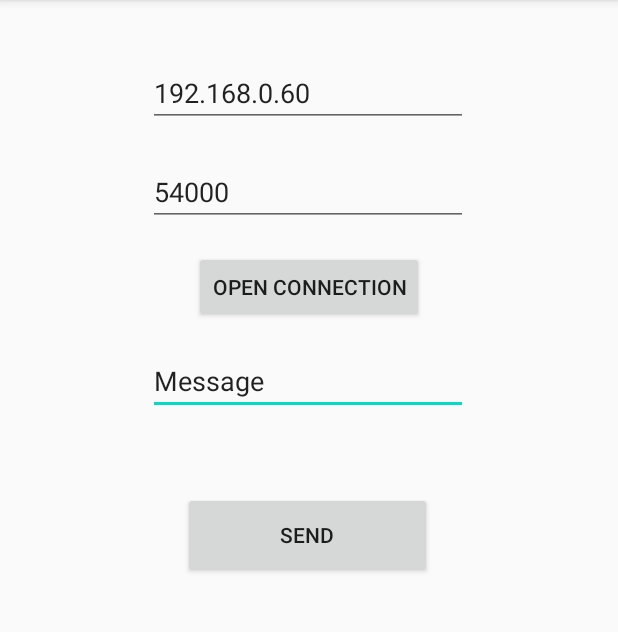
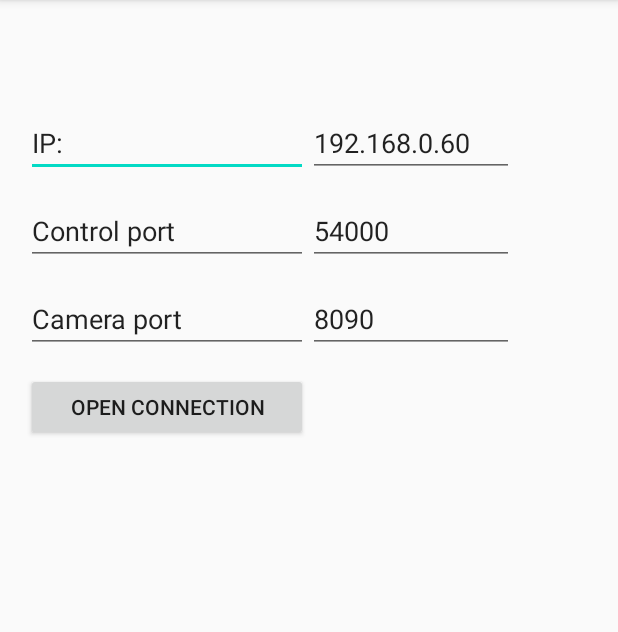
Before and after one commit to Wamacava/SpiderAndroidApp, an Android app: the screen it shows after launch (MainActivity), on a phone screen of 412 x 824 dp, the part 84-716 px from its top. Run offline under Robolectric (Android 15) with nearby library versions, the phone set to English and light mode, and no system bars.

Commit message:
Add second screen and make tcp handler class

```diff
--- a/app/src/main/java/com/example/spiderrobotandroid/MainActivity.java
+++ b/app/src/main/java/com/example/spiderrobotandroid/MainActivity.java
@@ -2,6 +2,7 @@ package com.example.spiderrobotandroid;
 
 import androidx.appcompat.app.AppCompatActivity;
 
+import android.content.Intent;
 import android.os.AsyncTask;
 import android.os.Bundle;
 import android.view.View;
@@ -15,62 +16,42 @@ import java.net.UnknownHostException;
 
 public class MainActivity extends AppCompatActivity {
     public String ip;
-    public String port;
-    public String message;
-    public Socket s;
-    public PrintWriter pw;
+    public String controlPort;
+    public String cameraPort;
+
 
     @Override
     protected void onCreate(Bundle savedInstanceState) {
         super.onCreate(savedInstanceState);
         setContentView(R.layout.activity_main);
-        final EditText inputText = (EditText)findViewById(R.id.editTextMessage);
         final EditText inputTextIP = (EditText)findViewById(R.id.editTextIP);
-        final EditText inputTextPort = (EditText)findViewById(R.id.editTextPort);
-        final Button clickable = (Button)findViewById(R.id.button);
+        final EditText inputTextPortControl = (EditText)findViewById(R.id.editTextPort);
+        final EditText inputTextPortCamera = (EditText)findViewById(R.id.editTextPortCamera);
         final Button clickableConnection = (Button)findViewById(R.id.button2);
-        clickable.setOnClickListener(new View.OnClickListener(){
-            public void onClick(View v){
-                send sendcode = new send();
-                message = inputText.getText().toString();
-                ip = inputTextIP.getText().toString();
-                port = inputTextPort.getText().toString();
-                sendcode.execute();
-            }
-        });
+
         clickableConnection.setOnClickListener(new View.OnClickListener(){
             public void onClick(View v){
                 openConnection conn = new openConnection();
                 ip = inputTextIP.getText().toString();
-                port = inputTextPort.getText().toString();
+                controlPort = inputTextPortControl.getText().toString();
                 conn.execute();
+                openControlScreen();
             }
         });
     }
-    class send extends AsyncTask<Void,Void,Void> {
-        @Override
-        protected Void doInBackground(Void...params) {
 
-            pw.write(message);
-            pw.flush();
-            return null;
-        }
+    public void openControlScreen(){
+        Intent intent = new Intent(this, ControlScreen.class);
+        startActivity(intent);
     }
+
 
     class openConnection extends AsyncTask<Void,Void,Void> {
 
         @Override
         protected Void doInBackground(Void...params) {
-            try {
-                s = new Socket(ip, Integer.parseInt(port));
-                pw = new PrintWriter(s.getOutputStream());
-            } catch (UnknownHostException e) {
-                System.out.println("Fail");
-                e.printStackTrace();
-            } catch (IOException e) {
-                System.out.println("Fail");
-                e.printStackTrace();
-            }
+            TcpSocketHandler s = ( (TcpSocketHandler) getApplicationContext());
+            s.openSocket(ip, Integer.parseInt(controlPort));
             return null;
         }
     }
--- /dev/null
+++ b/app/src/main/java/com/example/spiderrobotandroid/TcpSocketHandler.java
@@ -0,0 +1,40 @@
+package com.example.spiderrobotandroid;
+
+import android.app.Application;
+
+import java.io.IOException;
+import java.io.PrintWriter;
+import java.net.Socket;
+import java.net.UnknownHostException;
+
+/*
+ * Description of what is going on here:
+ * https://www.intertech.com/Blog/androids-application-class/
+ */
+
+public class TcpSocketHandler extends Application {
+
+     private Socket s;
+     private PrintWriter pw;
+
+     public void openSocket(String ip, int port)
+     {
+         try {
+             s = new Socket(ip, port);
+             pw = new PrintWriter(s.getOutputStream());
+         } catch (UnknownHostException e) {
+             System.out.println("Fail");
+             e.printStackTrace();
+         } catch (IOException e) {
+             System.out.println("Fail");
+             e.printStackTrace();
+         }
+     }
+
+     public void sendMessage(String message){
+         pw.write(message);
+         pw.flush();
+     }
+
+
+}
--- a/app/src/main/res/layout/activity_main.xml
+++ b/app/src/main/res/layout/activity_main.xml
@@ -1,73 +1,139 @@
 <?xml version="1.0" encoding="utf-8"?>
-<androidx.constraintlayout.widget.ConstraintLayout xmlns:android="http://schemas.android.com/apk/res/android"
+<RelativeLayout xmlns:android="http://schemas.android.com/apk/res/android"
     xmlns:app="http://schemas.android.com/apk/res-auto"
     xmlns:tools="http://schemas.android.com/tools"
     android:layout_width="match_parent"
     android:layout_height="match_parent"
     tools:context=".MainActivity">
 
+
+    <TableLayout
+        android:layout_width="399dp"
+        android:layout_height="681dp"
+        android:layout_alignParentStart="true"
+        android:layout_alignParentLeft="true"
+        android:layout_alignParentTop="true"
+        android:layout_centerHorizontal="true"
+        android:layout_marginStart="17dp"
+        android:layout_marginLeft="17dp"
+        android:layout_marginTop="59dp">
+
+        <!-- IP -->
+        <TableRow
+            android:layout_width="match_parent"
+            android:layout_height="match_parent">
+            <Space
+                android:layout_width="match_parent"
+                android:layout_height="13dp" />
+        </TableRow>
+        <TableRow
+            android:layout_width="match_parent"
+            android:layout_height="match_parent">
+
             <EditText
-        android:id="@+id/editTextMessage"
-        android:layout_width="wrap_content"
+                android:id="@+id/editTextTextPersonName"
+                android:layout_width="185dp"
                 android:layout_height="wrap_content"
                 android:ems="10"
                 android:inputType="textPersonName"
-        android:text="Message"
-        app:layout_constraintBottom_toBottomOf="parent"
-        app:layout_constraintEnd_toEndOf="parent"
-        app:layout_constraintHorizontal_bias="0.497"
-        app:layout_constraintStart_toStartOf="parent"
-        app:layout_constraintTop_toTopOf="parent"
-        app:layout_constraintVertical_bias="0.32" />
-
-    <Button
-        android:id="@+id/button"
-        android:layout_width="166dp"
-        android:layout_height="57dp"
-        android:text="Send"
-        app:layout_constraintBottom_toBottomOf="parent"
-        app:layout_constraintEnd_toEndOf="parent"
-        app:layout_constraintHorizontal_bias="0.497"
-        app:layout_constraintStart_toStartOf="parent"
-        app:layout_constraintTop_toBottomOf="@+id/editTextMessage"
-        app:layout_constraintVertical_bias="0.118" />
+                android:text="IP:" />
 
             <EditText
                 android:id="@+id/editTextIP"
-        android:layout_width="wrap_content"
+                android:layout_width="137dp"
                 android:layout_height="wrap_content"
                 android:ems="10"
                 android:inputType="textPersonName"
-        android:text="192.168.0.60"
-        app:layout_constraintBottom_toTopOf="@+id/editTextMessage"
-        app:layout_constraintEnd_toEndOf="parent"
-        app:layout_constraintHorizontal_bias="0.497"
-        app:layout_constraintStart_toStartOf="parent"
-        app:layout_constraintTop_toTopOf="parent"
-        app:layout_constraintVertical_bias="0.211" />
+                android:text="192.168.0.60" />
+
+        </TableRow>
+
+
+        <!-- Port control -->
+        <TableRow
+            android:layout_width="match_parent"
+            android:layout_height="match_parent">
+            <Space
+                android:layout_width="match_parent"
+                android:layout_height="13dp" />
+        </TableRow>
+        <TableRow
+            android:layout_width="match_parent"
+            android:layout_height="match_parent">
+
+            <EditText
+                android:id="@+id/editTextTextPersonName2"
+                android:layout_width="143dp"
+                android:layout_height="wrap_content"
+                android:ems="10"
+                android:inputType="textPersonName"
+                android:text="Control port" />
+
 
             <EditText
                 android:id="@+id/editTextPort"
-        android:layout_width="wrap_content"
+                android:layout_width="114dp"
                 android:layout_height="wrap_content"
                 android:ems="10"
                 android:inputType="textPersonName"
                 android:text="54000"
-        app:layout_constraintBottom_toTopOf="@+id/editTextMessage"
-        app:layout_constraintEnd_toEndOf="parent"
-        app:layout_constraintHorizontal_bias="0.497"
-        app:layout_constraintStart_toStartOf="parent"
-        app:layout_constraintTop_toBottomOf="@+id/editTextIP"
-        app:layout_constraintVertical_bias="0.205" />
+                app:layout_constraintEnd_toEndOf="parent" />
+
+
+        </TableRow>
+
+        <!-- Port camera -->
+        <TableRow
+            android:layout_width="match_parent"
+            android:layout_height="match_parent">
+            <Space
+                android:layout_width="match_parent"
+                android:layout_height="13dp" />
+        </TableRow>
+        <TableRow
+            android:layout_width="match_parent"
+            android:layout_height="match_parent">
+
+            <EditText
+                android:id="@+id/editTextTextPersonName3"
+                android:layout_width="124dp"
+                android:layout_height="wrap_content"
+                android:ems="10"
+                android:inputType="textPersonName"
+                android:text="Camera port"
+                app:layout_constraintStart_toStartOf="parent" />
+
+            <EditText
+                android:id="@+id/editTextPortCamera"
+                android:layout_width="68dp"
+                android:layout_height="wrap_content"
+                android:ems="10"
+                android:inputType="textPersonName"
+                android:text="8090" />
+
+        </TableRow>
+
+        <!-- button -->
+        <TableRow
+            android:layout_width="match_parent"
+            android:layout_height="match_parent">
+            <Space
+                android:layout_width="match_parent"
+                android:layout_height="13dp" />
+        </TableRow>
+        <TableRow
+            android:layout_width="match_parent"
+            android:layout_height="86dp">
 
             <Button
                 android:id="@+id/button2"
-        android:layout_width="wrap_content"
-        android:layout_height="wrap_content"
+                android:layout_width="188dp"
+                android:layout_height="45dp"
                 android:text="Open connection"
-        app:layout_constraintBottom_toTopOf="@+id/editTextMessage"
-        app:layout_constraintEnd_toEndOf="parent"
-        app:layout_constraintHorizontal_bias="0.5"
-        app:layout_constraintStart_toStartOf="parent"
-        app:layout_constraintTop_toBottomOf="@+id/editTextPort" />
-</androidx.constraintlayout.widget.ConstraintLayout>
+                app:layout_constraintStart_toStartOf="parent" />
+        </TableRow>
+
+    </TableLayout>
+
+
+</RelativeLayout>
--- a/app/src/main/res/values/strings.xml
+++ b/app/src/main/res/values/strings.xml
@@ -1,3 +1,4 @@
 <resources>
     <string name="app_name">SpiderRobotAndroid</string>
+    <string name="message">Message</string>
 </resources>
```
Also changed, not shown: app/src/main/AndroidManifest.xml (+7 -4 lines), app/src/main/java/com/example/spiderrobotandroid/ControlScreen.java (added, +42 -0 lines), app/src/main/res/layout/activity_main_control_screen.xml (added, +68 -0 lines). Lines whose indentation alone changed are shown as unchanged.
